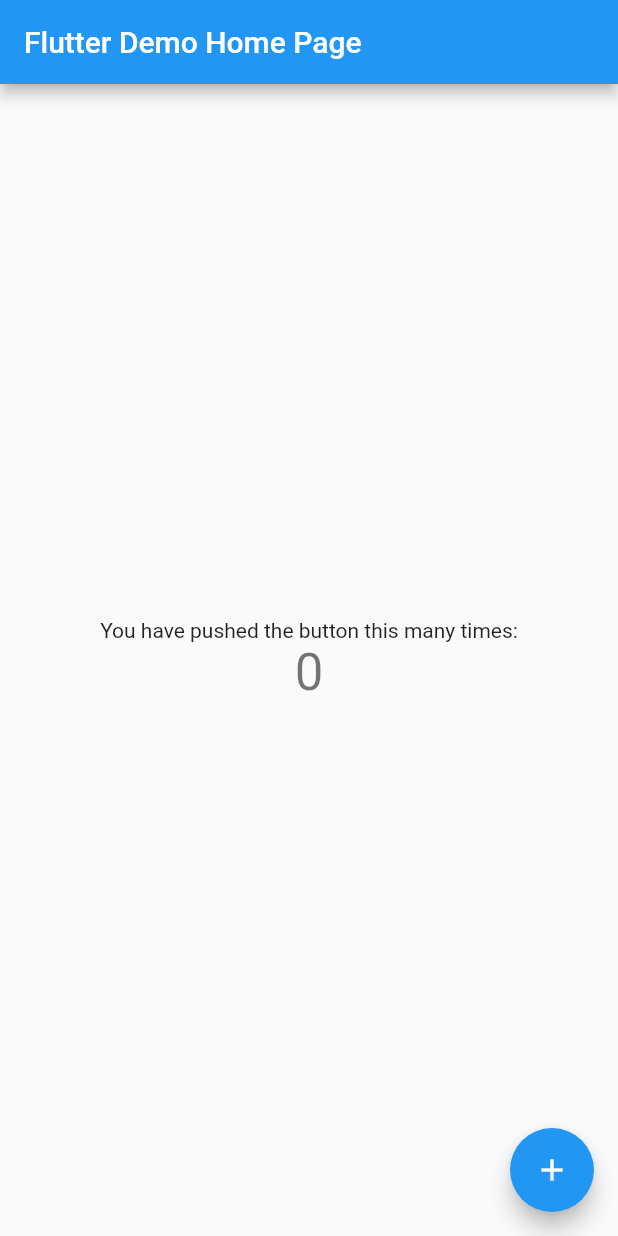
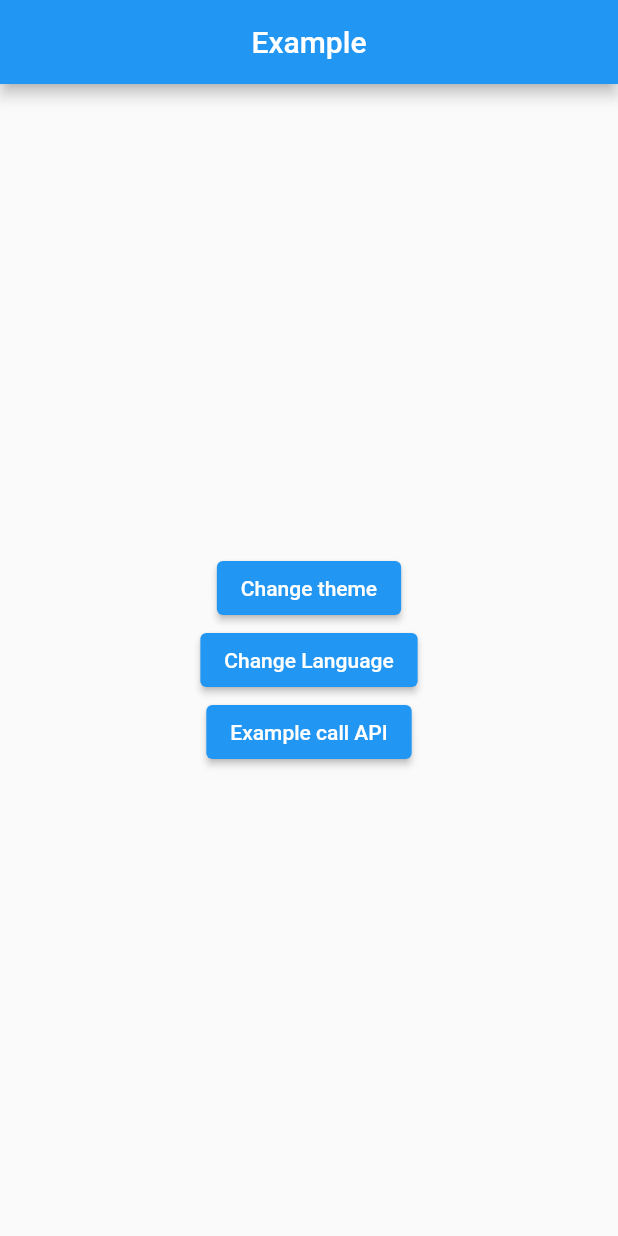
Before and after one commit to doducthanh95/base_getX_project, a Flutter app: the screen it shows after launch, on a phone screen of 412 x 824 dp. Run offline on Flutter 3.47's test engine with Material 2 defaults, Android fonts, the phone set to English and light mode, and no system bars; our stand-ins replace get; statements that could not run were skipped.

```diff
--- a/base_getx_app/lib/main.dart
+++ b/base_getx_app/lib/main.dart
@@ -1,4 +1,7 @@
+import 'package:base_getx_app/custom-theme.dart';
+import 'package:base_getx_app/restfull-api/demo-api.dart';
 import 'package:flutter/material.dart';
+import 'package:get/get.dart';
 
 void main() {
   runApp(const MyApp());
@@ -10,20 +13,10 @@ class MyApp extends StatelessWidget {
   // This widget is the root of your application.
   @override
   Widget build(BuildContext context) {
-    return MaterialApp(
+    return GetMaterialApp(
       title: 'Flutter Demo',
-      theme: ThemeData(
-        // This is the theme of your application.
-        //
-        // Try running your application with "flutter run". You'll see the
-        // application has a blue toolbar. Then, without quitting the app, try
-        // changing the primarySwatch below to Colors.green and then invoke
-        // "hot reload" (press "r" in the console where you ran "flutter run",
-        // or simply save your changes to "hot reload" in a Flutter IDE).
-        // Notice that the counter didn't reset back to zero; the application
-        // is not restarted.
-        primarySwatch: Colors.blue,
-      ),
+      theme: ThemeData.light().copyWith(),
+      darkTheme: ,
       home: const MyHomePage(title: 'Flutter Demo Home Page'),
     );
   }
@@ -32,15 +25,6 @@ class MyApp extends StatelessWidget {
 class MyHomePage extends StatefulWidget {
   const MyHomePage({Key? key, required this.title}) : super(key: key);
 
-  // This widget is the home page of your application. It is stateful, meaning
-  // that it has a State object (defined below) that contains fields that affect
-  // how it looks.
-
-  // This class is the configuration for the state. It holds the values (in this
-  // case the title) provided by the parent (in this case the App widget) and
-  // used by the build method of the State. Fields in a Widget subclass are
-  // always marked "final".
-
   final String title;
 
   @override
@@ -48,68 +32,43 @@ class MyHomePage extends StatefulWidget {
 }
 
 class _MyHomePageState extends State<MyHomePage> {
-  int _counter = 0;
-
-  void _incrementCounter() {
-    setState(() {
-      // This call to setState tells the Flutter framework that something has
-      // changed in this State, which causes it to rerun the build method below
-      // so that the display can reflect the updated values. If we changed
-      // _counter without calling setState(), then the build method would not be
-      // called again, and so nothing would appear to happen.
-      _counter++;
-    });
-  }
-
   @override
   Widget build(BuildContext context) {
-    // This method is rerun every time setState is called, for instance as done
-    // by the _incrementCounter method above.
-    //
-    // The Flutter framework has been optimized to make rerunning build methods
-    // fast, so that you can just rebuild anything that needs updating rather
-    // than having to individually change instances of widgets.
     return Scaffold(
       appBar: AppBar(
-        // Here we take the value from the MyHomePage object that was created by
-        // the App.build method, and use it to set our appbar title.
-        title: Text(widget.title),
+        title: const Text('Example'),
+        centerTitle: true,
       ),
       body: Center(
         // Center is a layout widget. It takes a single child and positions it
         // in the middle of the parent.
         child: Column(
-          // Column is also a layout widget. It takes a list of children and
-          // arranges them vertically. By default, it sizes itself to fit its
-          // children horizontally, and tries to be as tall as its parent.
-          //
-          // Invoke "debug painting" (press "p" in the console, choose the
-          // "Toggle Debug Paint" action from the Flutter Inspector in Android
-          // Studio, or the "Toggle Debug Paint" command in Visual Studio Code)
-          // to see the wireframe for each widget.
-          //
-          // Column has various properties to control how it sizes itself and
-          // how it positions its children. Here we use mainAxisAlignment to
-          // center the children vertically; the main axis here is the vertical
-          // axis because Columns are vertical (the cross axis would be
-          // horizontal).
           mainAxisAlignment: MainAxisAlignment.center,
           children: <Widget>[
-            const Text(
-              'You have pushed the button this many times:',
-            ),
-            Text(
-              '$_counter',
-              style: Theme.of(context).textTheme.headline4,
-            ),
+            ElevatedButton(
+                onPressed: () {
+                  //action change theme
+
+                  Get.changeTheme(
+                      Get.isDarkMode ? ThemeData.light() : ThemeData.dark());
+                  // Get.changeThemeMode(
+                  //     Get.isDarkMode ? ThemeMode.light : ThemeMode.dark);
+                },
+                child: Text('Change theme')),
+            ElevatedButton(
+                onPressed: () {
+                  //action change theme
+                },
+                child: Text('Change Language')),
+            ElevatedButton(
+                onPressed: () {
+                  //action change theme
+                  Get.to(DemoApiPage());
+                },
+                child: Text('Example call API'))
           ],
         ),
       ),
-      floatingActionButton: FloatingActionButton(
-        onPressed: _incrementCounter,
-        tooltip: 'Increment',
-        child: const Icon(Icons.add),
-      ), // This trailing comma makes auto-formatting nicer for build methods.
     );
   }
 }
--- /dev/null
+++ b/base_getx_app/lib/restfull-api/api-controller.dart
@@ -0,0 +1,6 @@
+import 'package:get/get.dart';
+
+class ApiController extends GetxController {
+
+  var text = 'text'.obs;
+}
--- a/base_getx_app/pubspec.yaml
+++ b/base_getx_app/pubspec.yaml
@@ -3,7 +3,7 @@ description: A new Flutter project.
 
 # The following line prevents the package from being accidentally published to
 # pub.dev using `flutter pub publish`. This is preferred for private packages.
-publish_to: 'none' # Remove this line if you wish to publish to pub.dev
+publish_to: "none" # Remove this line if you wish to publish to pub.dev
 
 # The following defines the version and build number for your application.
 # A version number is three numbers separated by dots, like 1.2.43
@@ -30,11 +30,10 @@ dependencies:
   flutter:
     sdk: flutter
 
-
   # The following adds the Cupertino Icons font to your application.
   # Use with the CupertinoIcons class for iOS style icons.
   cupertino_icons: ^1.0.2
-  get: ^4.6.1
+  get: 4.6.5
 
 dev_dependencies:
   flutter_test:
@@ -52,7 +51,6 @@ dev_dependencies:
 
 # The following section is specific to Flutter.
 flutter:
-
   # The following line ensures that the Material Icons font is
   # included with your application, so that you can use the icons in
   # the material Icons class.
```
Also changed, not shown: base_getx_app/lib/restfull-api/demo-api.dart (added, +26 -0 lines).
